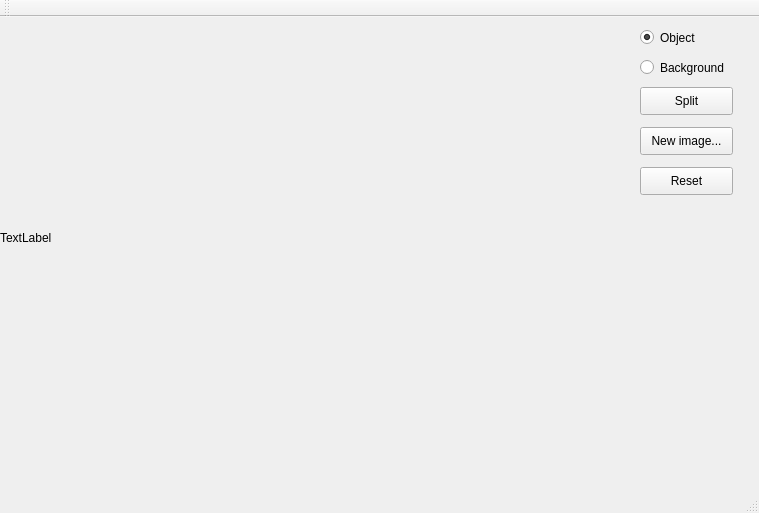
The window that mainwindow.ui (NotSoFancyName/GrowCut) describes before a commit, drawn with Qt 5.
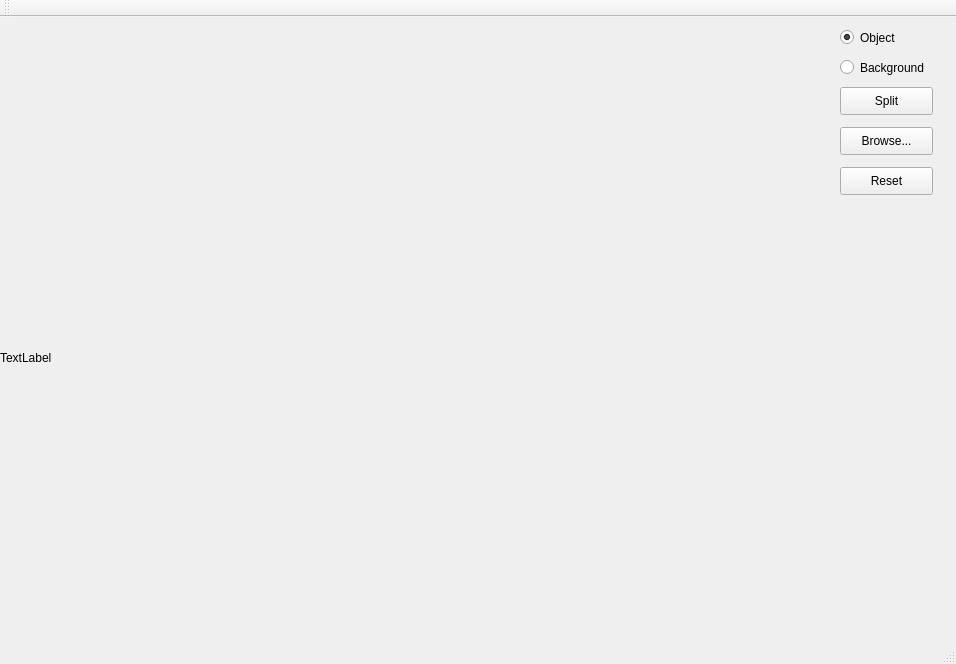
The same window after the commit. Custom widgets are drawn as their Qt base class.

Diff of the .ui file:
```diff
--- a/mainwindow.ui
+++ b/mainwindow.ui
@@ -6,8 +6,8 @@
    <rect>
     <x>0</x>
     <y>0</y>
-    <width>759</width>
-    <height>513</height>
+    <width>956</width>
+    <height>664</height>
    </rect>
   </property>
   <property name="windowTitle">
@@ -20,7 +20,7 @@
    <widget class="QPushButton" name="pushButton">
     <property name="geometry">
      <rect>
-      <x>640</x>
+      <x>840</x>
       <y>70</y>
       <width>93</width>
       <height>28</height>
@@ -33,7 +33,7 @@
    <widget class="QRadioButton" name="radioButton">
     <property name="geometry">
      <rect>
-      <x>640</x>
+      <x>840</x>
       <y>10</y>
       <width>95</width>
       <height>21</height>
@@ -49,7 +49,7 @@
    <widget class="QRadioButton" name="radioButton_2">
     <property name="geometry">
      <rect>
-      <x>640</x>
+      <x>840</x>
       <y>40</y>
       <width>95</width>
       <height>21</height>
@@ -64,8 +64,8 @@
      <rect>
       <x>0</x>
       <y>0</y>
-      <width>631</width>
-      <height>441</height>
+      <width>831</width>
+      <height>681</height>
      </rect>
     </property>
     <property name="text">
@@ -75,20 +75,20 @@
    <widget class="QPushButton" name="pushButton_2">
     <property name="geometry">
      <rect>
-      <x>640</x>
+      <x>840</x>
       <y>110</y>
       <width>93</width>
       <height>28</height>
      </rect>
     </property>
     <property name="text">
-     <string>New image...</string>
+     <string>Browse...</string>
     </property>
    </widget>
    <widget class="QPushButton" name="pushButton_3">
     <property name="geometry">
      <rect>
-      <x>640</x>
+      <x>840</x>
       <y>150</y>
       <width>93</width>
       <height>28</height>
```
Left out of the diff: 2 changed lines with no effect on the pictures.
